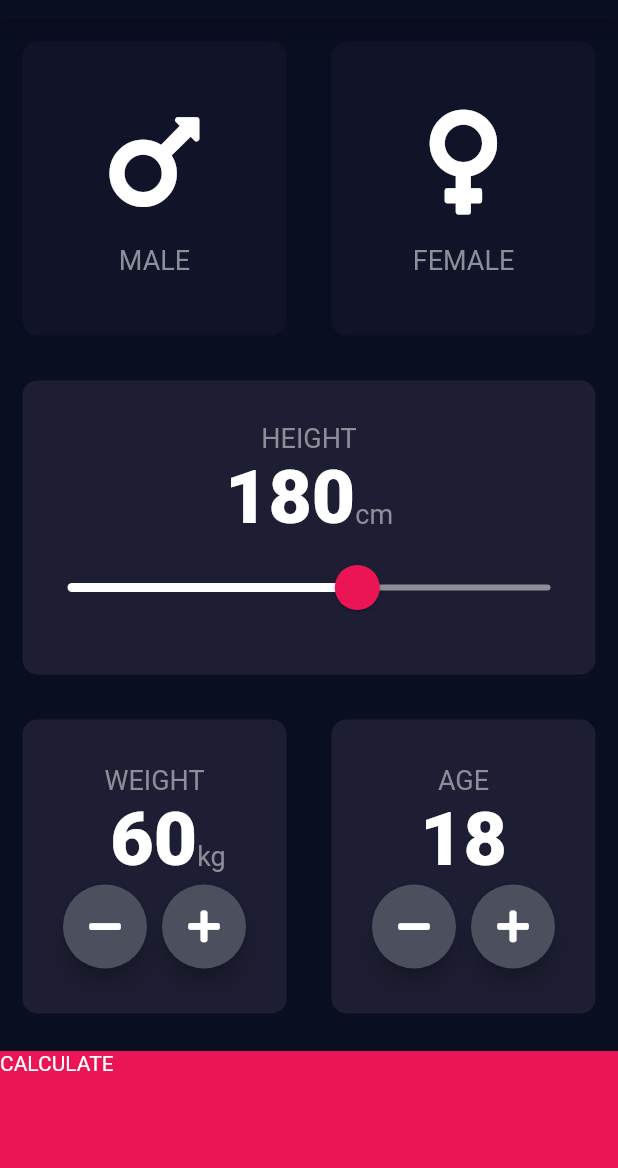
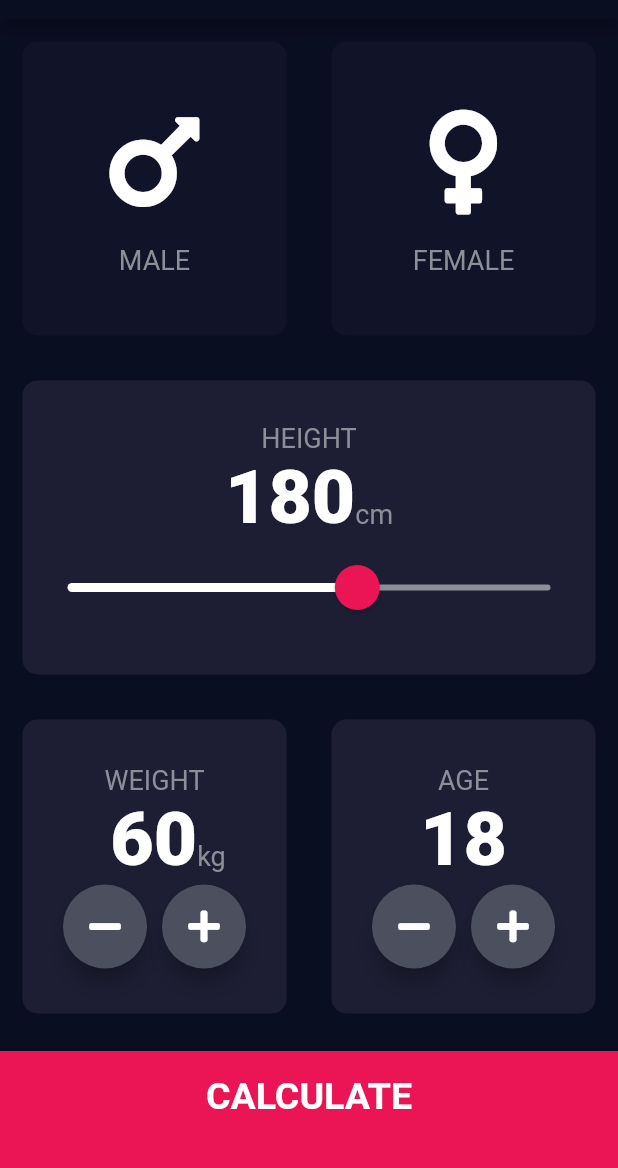
Before and after one commit to jlemanski1/BMI-Calculator, a Flutter app: the screen it shows after launch, on a phone screen of 412 x 824 dp, the part 65-1233 px from its top. Run offline on Flutter 3.47's test engine with Material 2 defaults, Android fonts, the phone set to English and light mode, and no system bars; our stand-ins replace font_awesome_flutter.

Commit message:
Updated README, and style bottom Calculate button

```diff
--- a/bmi_calculator/lib/constants.dart
+++ b/bmi_calculator/lib/constants.dart
@@ -10,6 +10,12 @@ const kNumberTextStyle = TextStyle(
   fontSize: 50.0, fontWeight: FontWeight.w900
 );
 
+
+const kLargeButtonTextStyle = TextStyle(
+  fontSize: 25.0,
+  fontWeight: FontWeight.bold,
+);
+
 // Active (MainPage) Card
 const kActiveCardColour = Color(0xFF1D1E33);
 const kInActiveCardColour = Color(0xFF111328);
--- a/bmi_calculator/lib/input_page.dart
+++ b/bmi_calculator/lib/input_page.dart
@@ -226,9 +226,15 @@ class _InputPageState extends State<InputPage> {
             child: Container(
               color: kBottomContainerColour,
               margin: EdgeInsets.only(top: 10.0),
+              padding: EdgeInsets.only(bottom: 20.0),
               width: double.infinity,
               height: kBottomContainerHeight,
-              child: Text('CALCULATE'),
+              child: Center(
+                child: Text(
+                  'CALCULATE',
+                  style: kLargeButtonTextStyle,
+                  ),
+              ),
             ),
           ),
         ],
```
Also changed, not shown: 4 other files.
